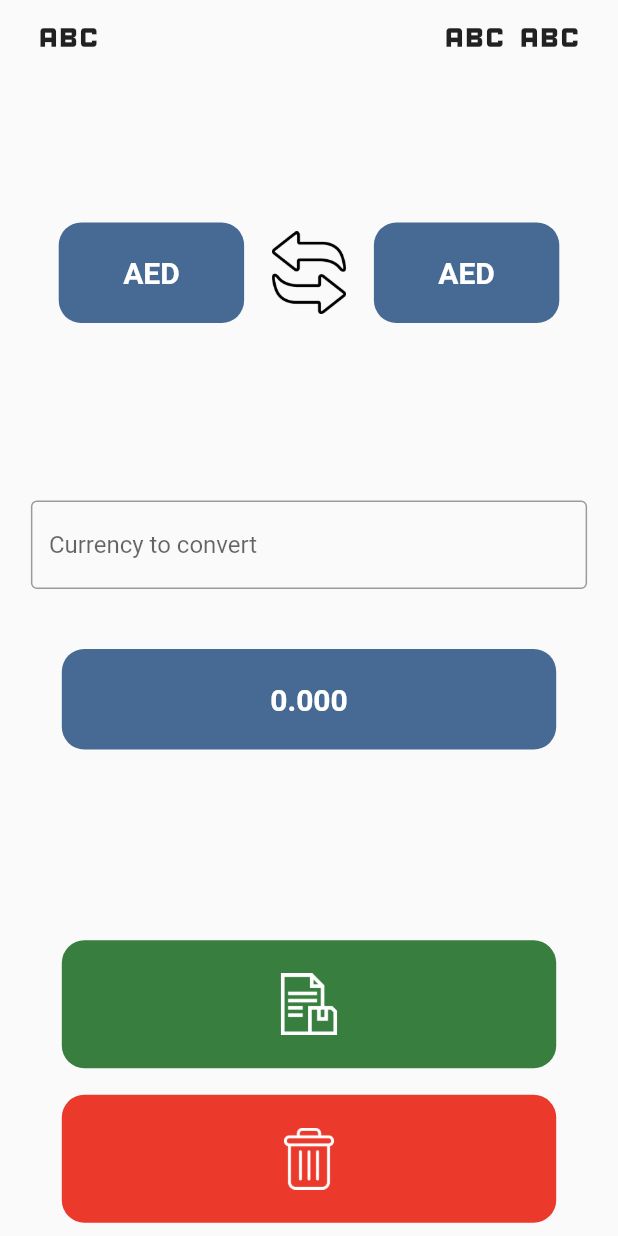
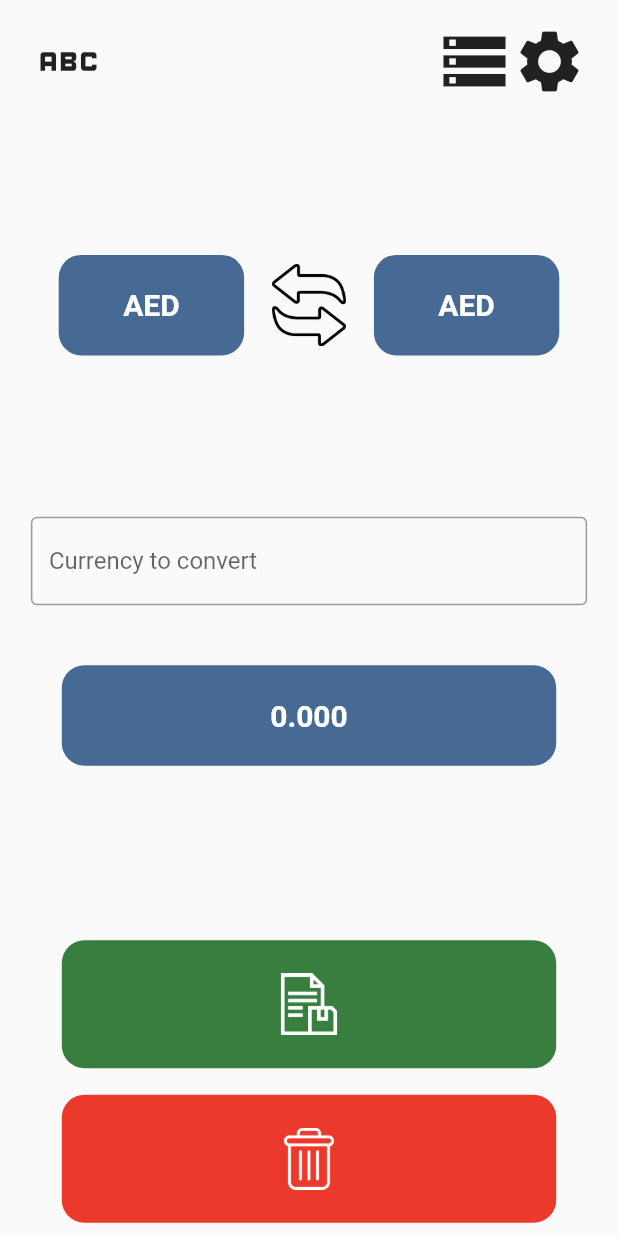
Before and after one commit to louaybadri/currency_app_flutter, a Flutter app: the screen it shows after launch, after a tap on "Submit", on a phone screen of 412 x 824 dp. Run offline on Flutter 3.47's test engine with Material 2 defaults, Android fonts, the phone set to English and light mode, and no system bars; our stand-ins replace shared_preferences; network calls fail; statements that could not run were skipped.

Commit message:
main screen ready - shared pref ready - archive screen ready

```diff
--- a/lib/main.dart
+++ b/lib/main.dart
@@ -1,6 +1,7 @@
-import 'package:currency_conversion/providers/currencies.dart';
-import 'package:currency_conversion/providers/user_data_provider.dart';
-import 'package:currency_conversion/screens/initial_screen.dart';
+import '../providers/currencies_provider.dart';
+import '../providers/saved_data_provider.dart';
+import '../providers/user_data_provider.dart';
+import '../screens/initial_screen.dart';
 import 'package:flutter/material.dart';
 import 'package:provider/provider.dart';
 
@@ -8,7 +9,8 @@ void main() {
   runApp(MultiProvider(
     providers: [
       ChangeNotifierProvider(create: (_)=>Currencies(),),
-      ChangeNotifierProvider(create: (_)=>UserData(),)
+      ChangeNotifierProvider(create: (_)=>UserData(),),
+      ChangeNotifierProvider(create: (_)=>SavedData(),)
     ],
     child: const MyApp(),
   ));
--- a/lib/providers/user_data_provider.dart
+++ b/lib/providers/user_data_provider.dart
@@ -1,8 +1,6 @@
 
 
-import 'package:currency_conversion/providers/currencies.dart';
 import 'package:flutter/material.dart';
-import 'package:provider/provider.dart';
 
 class UserData with ChangeNotifier{
   String _username = "";
--- a/lib/screens/initial_screen.dart
+++ b/lib/screens/initial_screen.dart
@@ -1,5 +1,5 @@
 import 'package:currency_conversion/config/size_config.dart';
-import 'package:currency_conversion/providers/currencies.dart';
+import 'package:currency_conversion/providers/currencies_provider.dart';
 import 'package:currency_conversion/providers/user_data_provider.dart';
 import 'package:currency_conversion/screens/main_screen.dart';
 import 'package:currency_conversion/screens/template/screen_template.dart';
@@ -61,7 +61,7 @@ class InitialScreen extends StatelessWidget {
               context.read<UserData>().setName(textEditingController.text);
               context.read<Currencies>().updateRatio(from, to);
               Navigator.push(context,
-                  MaterialPageRoute(builder: (context) => MainScreen()));
+                  MaterialPageRoute(builder: (context) => const MainScreen()));
             },
           ),
         ],
--- a/lib/screens/main_screen.dart
+++ b/lib/screens/main_screen.dart
@@ -1,17 +1,18 @@
-import 'package:currency_conversion/providers/currencies.dart';
-import 'package:currency_conversion/providers/user_data_provider.dart';
-import 'package:currency_conversion/screens/template/screen_template.dart';
-import 'package:currency_conversion/utils/convert_from_to.dart';
+import '../providers/currencies_provider.dart';
+import '../providers/saved_data_provider.dart';
+import '../providers/user_data_provider.dart';
+import '../screens/template/screen_template.dart';
 import 'package:flutter/material.dart';
 import 'package:flutter/services.dart';
 import 'package:provider/provider.dart';
 
 import '../config/size_config.dart';
+import '../widgets/navbar.dart';
 import '../widgets/rounded_border_container.dart';
 import '../widgets/styled_text.dart';
 
 class MainScreen extends StatefulWidget {
-  MainScreen({Key? key}) : super(key: key);
+  const MainScreen({Key? key}) : super(key: key);
 
   @override
   State<MainScreen> createState() => _MainScreenState();
@@ -25,32 +26,10 @@ class _MainScreenState extends State<MainScreen> {
   @override
   Widget build(BuildContext context) {
     return ScreenTemplate(
-      child: Container(
-        // decoration: const BoxDecoration(color: Colors.red),
       child: Column(
         mainAxisAlignment: MainAxisAlignment.spaceBetween,
         children: [
-            Row(
-              mainAxisAlignment: MainAxisAlignment.spaceBetween,
-              children: [
-                const Icon(
-                  Icons.abc,
-                  size: 50,
-                ),
-                Row(
-                  children: const [
-                    Icon(
-                      Icons.abc,
-                      size: 50,
-                    ),
-                    Icon(
-                      Icons.abc,
-                      size: 50,
-                    ),
-                  ],
-                ),
-              ],
-            ),
+          const NavBar(isArchiveScreenActive: false),
           Row(
             mainAxisAlignment: MainAxisAlignment.spaceEvenly,
             children: [
@@ -123,7 +102,7 @@ class _MainScreenState extends State<MainScreen> {
               mainAxisAlignment: MainAxisAlignment.spaceAround,
               children: [
                 InkWell(
-                    onTap: () {
+                  onTap: () async{
                     String date = DateTime.now().toString();
                     String fromCurrency = Provider.of<UserData>(context,listen: false).from;
                     String toCurrency = Provider.of<UserData>(context,listen: false).to;
@@ -131,8 +110,25 @@ class _MainScreenState extends State<MainScreen> {
                     String toValue = (value*Provider.of<Currencies>(context,listen: false).ratio)
                         .toStringAsFixed(3);
                     String allData ="$date $fromCurrency $toCurrency $fromValue $toValue";
+                    context.read<SavedData>().addToSavedData(allData);
+                    showDialog(context: context, builder: (_){
+                    return AlertDialog(
+                      title: Row(
+                        mainAxisAlignment: MainAxisAlignment.spaceAround,
+                        children: const [
+                          Icon(Icons.done),
+                          Text("Data Saved"),
+                        ],
+                      ),
+                      actions: [TextButton(
+                        child: const Text('Back to Page'),
+                        onPressed: () {
+                          Navigator.of(context).pop();
+                        },
+                      ),],
+                    );
+                    });
 
-                      print(allData.split(" "));
                     },
                   child: RoundedBorderContainer(
                     widthRatio: 0.8,
@@ -144,7 +140,11 @@ class _MainScreenState extends State<MainScreen> {
                     ),
                   ),
                 ),
-                  RoundedBorderContainer(
+                InkWell(
+                  onTap: (){
+                    Navigator.pop(context);
+                  },
+                  child: RoundedBorderContainer(
                     widthRatio: 0.8,
                     backgroundColor: const Color.fromARGB(255, 235, 57, 44),
                     child: Image.asset(
@@ -152,13 +152,13 @@ class _MainScreenState extends State<MainScreen> {
                       width: SizeConfig.screenWidth * 0.10,
                       color: Colors.white,
                     ),
+                  ),
                 )
               ],
             ),
           )
         ],
       ),
-      ),
     );
   }
 }
--- a/lib/screens/template/screen_template.dart
+++ b/lib/screens/template/screen_template.dart
@@ -8,7 +8,6 @@ class ScreenTemplate extends StatelessWidget {
   @override
   Widget build(BuildContext context) {
     SizeConfig s = SizeConfig();
-    final TextEditingController textEditingController = TextEditingController();
     s.init(context);
     return Scaffold(resizeToAvoidBottomInset: false,
       body: Center(
--- a/lib/utils/add_data.dart
+++ b/lib/utils/add_data.dart
@@ -1,7 +1,11 @@
+// this function saves a string containing the data / time / currencies / amounts in a list of string in shared pref called "items"
+
+
+
 
 import 'package:shared_preferences/shared_preferences.dart';
 
-addData(String str) async{
+Future<void> addData(String str) async{
   SharedPreferences prefs = await SharedPreferences.getInstance();
   List<String>? items =  prefs.getStringList("items");
   if(items != null){
--- /dev/null
+++ b/lib/widgets/navbar.dart
@@ -0,0 +1,62 @@
+import 'package:currency_conversion/config/size_config.dart';
+import 'package:currency_conversion/providers/saved_data_provider.dart';
+import 'package:flutter/material.dart';
+import 'package:provider/provider.dart';
+import '../screens/archive_screen.dart';
+
+class NavBar extends StatelessWidget {
+  const NavBar({
+    super.key,
+    required this.isArchiveScreenActive,
+  });
+
+  final bool isArchiveScreenActive;
+
+  @override
+  Widget build(BuildContext context) {
+    return SizedBox(
+      height: SizeConfig.screenHeight * 0.1,
+      child: Row(
+        mainAxisAlignment: MainAxisAlignment.spaceBetween,
+        children: [
+          InkWell(
+            onTap: () {
+              context.read<SavedData>().deleteAllFromSavedData();
+            },
+            child: const Icon(
+              Icons.abc,
+              size: 50,
+            ),
+          ),
+          Row(
+            children: [
+              InkWell(
+                onTap: () {
+                  isArchiveScreenActive
+                      ? Navigator.pop(context)
+                      : Navigator.push(
+                          context,
+                          MaterialPageRoute(
+                              builder: (_) => const ArchiveScreen()));
+                },
+                child: const Icon(
+                  Icons.storage,
+                  size: 50,
+                ),
+              ),
+              InkWell(
+                onTap: (){
+
+                },
+                child: const Icon(
+                  Icons.settings,
+                  size: 50,
+                ),
+              ),
+            ],
+          ),
+        ],
+      ),
+    );
+  }
+}
```
Also changed, not shown: lib/providers/saved_data_provider.dart (added, +37 -0 lines), lib/screens/archive_screen.dart (+93 -0 lines), lib/utils/clear_data.dart (added, +18 -0 lines), lib/utils/get_data.dart (added, +13 -0 lines), lib/widgets/dropdown_list.dart (+30 -14 lines), lib/providers/currencies_provider.dart (renamed from lib/providers/currencies.dart). Lines whose indentation alone changed are shown as unchanged.
